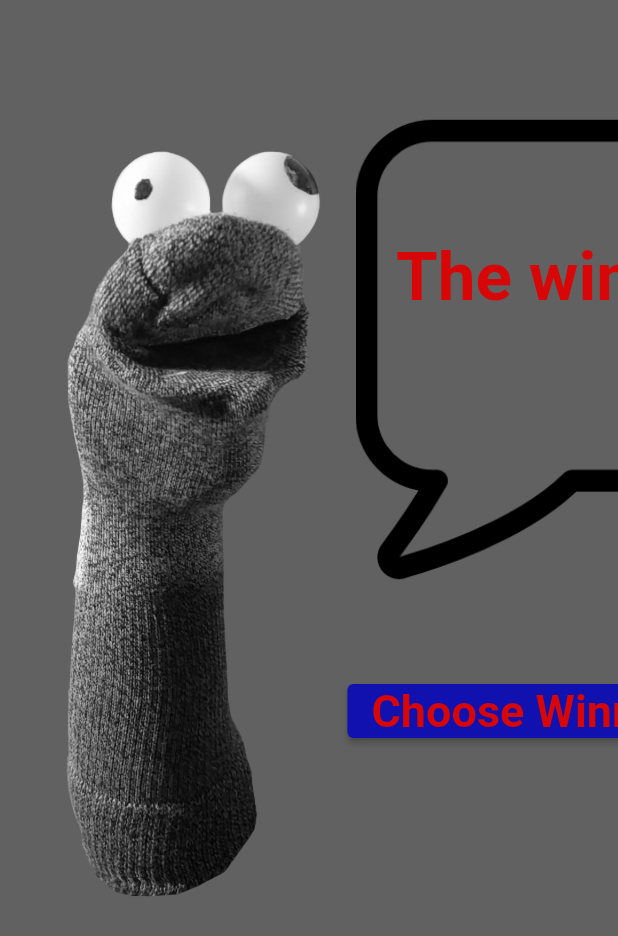
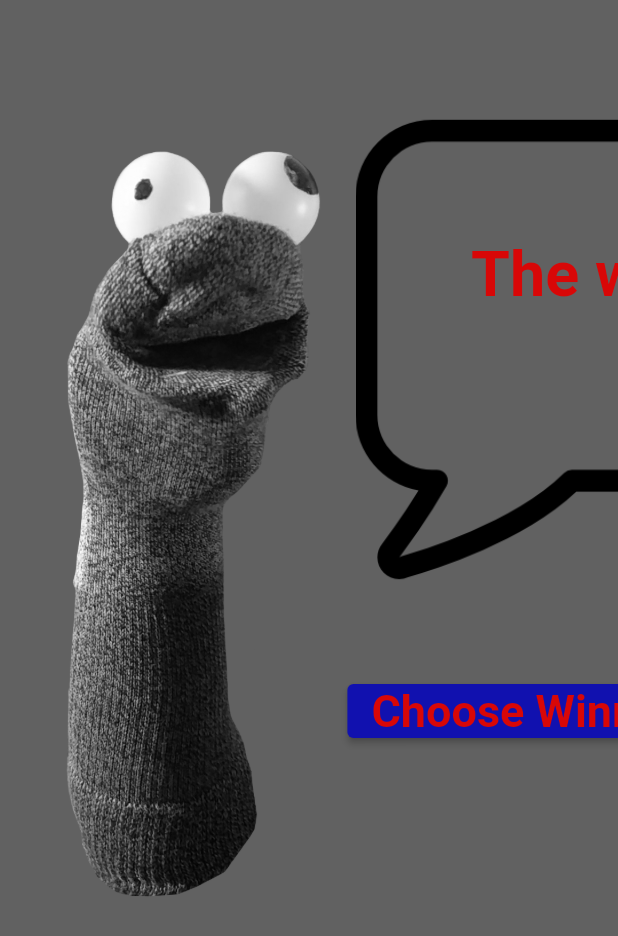
Before and after one commit to anadreau/random_name_picker, a Flutter app: the Screen4 screen opened by its route, on a phone screen of 412 x 824 dp. Shown: the top 936 px of the screen. Run offline on Flutter 3.47's test engine with Material 2 defaults, Android fonts, the phone set to English and light mode, and no system bars; our stand-ins replace video_player.

Commit message:
Working on screen3 using expanded widget layout

```diff
--- a/Goon_Lottery.txt
+++ b/Goon_Lottery.txt
@@ -1,4 +1,2 @@
-Jason
-John
 John
 Jason
--- a/lib/main.dart
+++ b/lib/main.dart
@@ -29,11 +29,11 @@ class _MyAppState extends State<MyApp> {
             primarySwatch: Colors.blue,
           ),
           debugShowCheckedModeBanner: false,
-          initialRoute: Screen4.id,
+          initialRoute: Screen3.id,
           routes: {
             Screen1.id: (context) => Screen1(),
             Screen2.id: (context) => Screen2(),
-            //Screen3.id: (context) => Screen3(),
+            Screen3.id: (context) => Screen3(),
             Screen4.id: (context) => Screen4(),
           }),
     );
--- a/lib/screens/screen4.dart
+++ b/lib/screens/screen4.dart
@@ -118,19 +118,23 @@ class Screen4 extends StatelessWidget {
                     child: Image(
                       image: AssetImage('assets/images/chat.png'),
                       height: 350,
-                      width: 400,
+                      width: 500,
                     ),
                   ),
                   Positioned(
                     top: 100,
-                    left: 50,
+                    left: 100,
+                    child: FittedBox(
+                      fit: BoxFit.contain,
+                      alignment: Alignment.center,
                       child: Padding(
                         padding: const EdgeInsets.all(8.0),
                         child: Text(lotteryList.winnerName.toString(),
                             style: TextStyle(
                                 color: Color(0xFFd80707),
                                 fontWeight: FontWeight.bold,
-                              fontSize: 45.0)),
+                                fontSize: 42.0)),
+                      ),
                     ),
                   ),
                   Positioned(
```
Also changed, not shown: lib/screens/screen3.dart (+76 -104 lines). Lines whose indentation alone changed are shown as unchanged.
